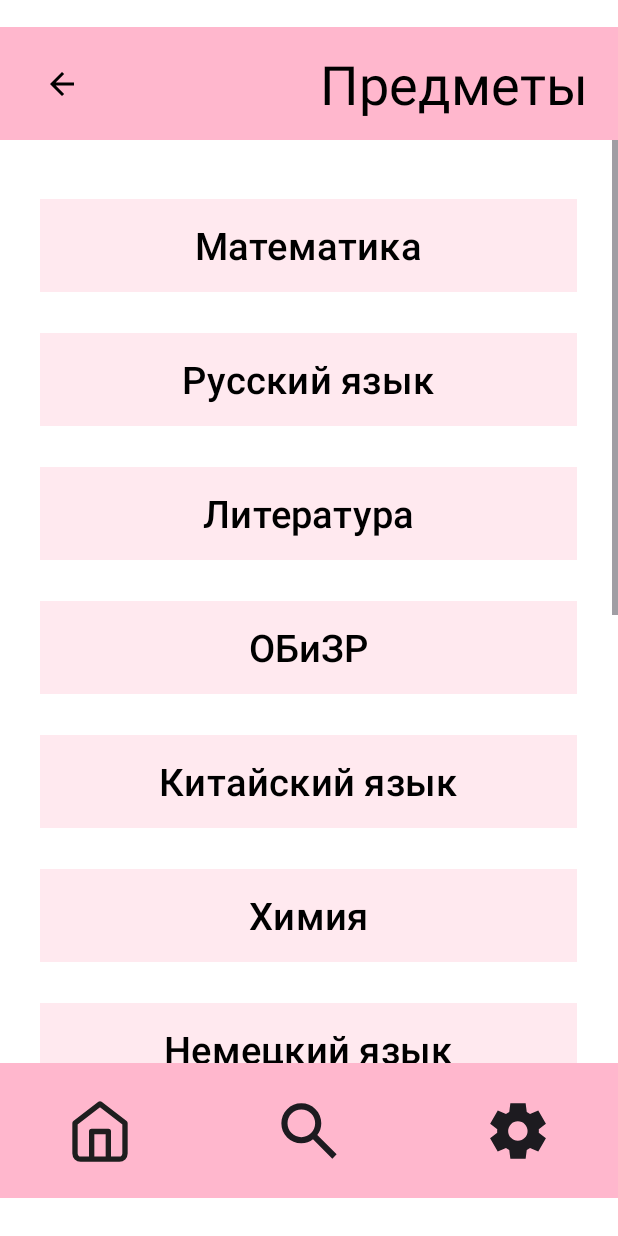
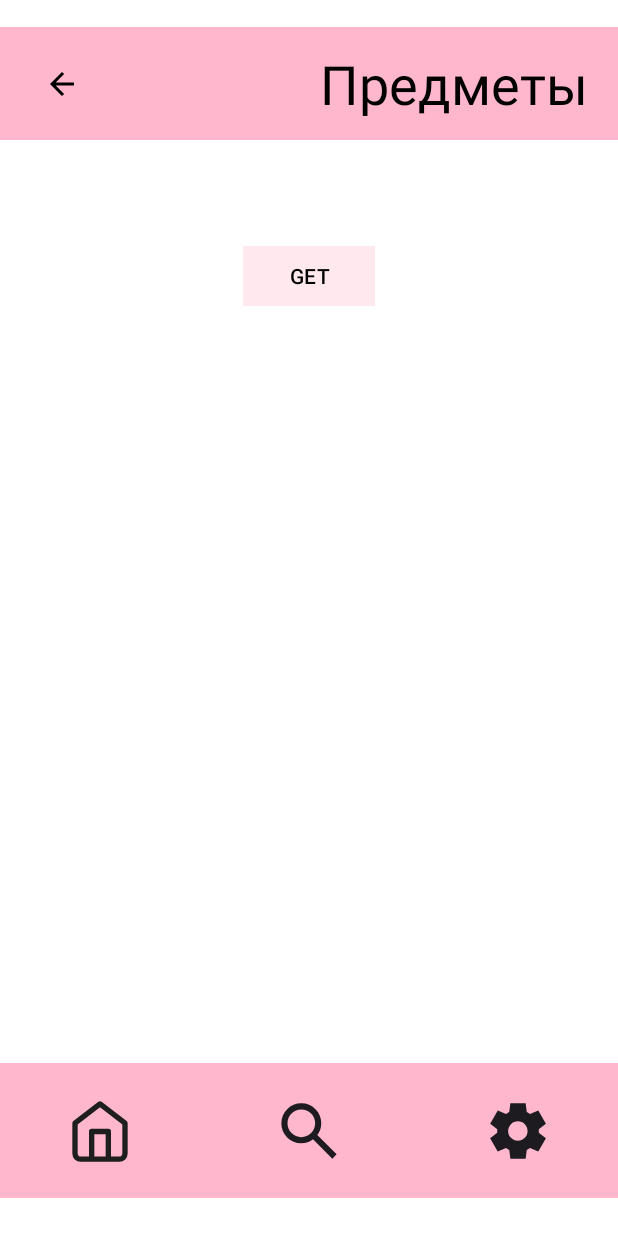
Before and after one commit to elmak2308/Teacher-s-helper, an Android app: the layout fragment_subjects.xml on its own in the app's theme, with its tools: preview values and no code run, on a phone screen of 412 x 824 dp. Run offline under Robolectric (Android 15) with nearby library versions, the light colour scheme and no system bars; network calls fail.

Commit message:
выводятся предметы, но только в одном текст вью

```diff
--- a/TeachersHelper2/app/src/main/AndroidManifest.xml
+++ b/TeachersHelper2/app/src/main/AndroidManifest.xml
@@ -11,6 +11,7 @@
         android:label="@string/app_name"
         android:roundIcon="@mipmap/ic_launcher_round"
         android:supportsRtl="true"
+        android:usesCleartextTraffic="true"
         android:theme="@style/Theme.TeachersHelper"
         tools:targetApi="31">
         <activity
--- a/TeachersHelper2/app/src/main/java/com/hfad/teachershelper/SubjectsFragment.kt
+++ b/TeachersHelper2/app/src/main/java/com/hfad/teachershelper/SubjectsFragment.kt
@@ -22,6 +22,13 @@ import retrofit2.create
 
 class SubjectsFragment : Fragment() {
 
+    private fun runOnUiThread(action: () -> Unit) {
+        this ?: return
+        if (!isAdded) return
+        activity?.runOnUiThread(action)
+
+    }
+
     override fun onCreateView(
         inflater: LayoutInflater, container: ViewGroup?,
         savedInstanceState: Bundle?): View? {
@@ -31,7 +38,7 @@ class SubjectsFragment : Fragment() {
         val homefromsubbButton = view.findViewById<ImageButton>(R.id.home_subb)
         val settfromsubbButton = view.findViewById<ImageButton>(R.id.flow_subb)
         val searchfromsubbButton = view.findViewById<ImageButton>(R.id.search_subb)
-        val mathSubjectButton = view.findViewById<Button>(R.id.math_subb)
+//        val mathSubjectButton = view.findViewById<Button>(R.id.math_subb)
 
         backsubbtohome.setOnClickListener {
             view.findNavController()
@@ -53,25 +60,18 @@ class SubjectsFragment : Fragment() {
                 .navigate(R.id.action_subjectsFragment_to_searchFragment)
         }
 
-        mathSubjectButton.setOnClickListener {
-            view.findNavController()
-                .navigate(R.id.action_subjectsFragment_to_mathSubjectsFragment)
-        }
+//        mathSubjectButton.setOnClickListener {
+//            view.findNavController()
+//                .navigate(R.id.action_subjectsFragment_to_mathSubjectsFragment)
+//        }
 
-        return view
-    }
-
-    override fun onCreate(savedInstanceState: Bundle?) {
-        super.onCreate(savedInstanceState)
-        setContentView(R.layout.fragment_subjects)
-
-        val tv = findViewById<TextView>(R.id.55) //вместо 55 должно быть айди куда показывать
-        val b = findViewById<Button>(R.id.66) //вместо 66 должно быть айди или что-нибудь
+        val tv = view.findViewById<TextView>(R.id.trix) //вместо 55 должно быть айди куда показывать
+        val b = view.findViewById<Button>(R.id.button) //вместо 66 должно быть айди или что-нибудь
         //что вызывает показ списка предметов, возможно и типо буттон нужно поменять
         //а так же наверное такое стоит наверное писать в верхнем онкреате
 
         val retrofit = Retrofit.Builder()
-            .baseUrl("https://")//тут должна быть ссылка родительская
+            .baseUrl("http://10.0.2.2:8000/")//тут должна быть ссылка родительская
             //типо ссылка постоянная, а в SubjectAPI ее изменяемая часть
             .addConverterFactory(GsonConverterFactory.create()).build()
 
@@ -79,11 +79,15 @@ class SubjectsFragment : Fragment() {
 
         b.setOnClickListener{
             CoroutineScope(Dispatchers.IO).launch {
-                val subject = subjectAPI.getSubjectById(77) // здесь можно без 77
+                val subject = subjectAPI.getSubjectById() // здесь можно без 77
                 //это типо вызов конкретного предмета, может помочь при выборе учителем предмета
                 runOnUiThread {
-                    tv.text = Subject.title
-
+                    tv.text = subject.get(1).name
+                    var temp = ""
+                    for (i in 0..subject.size -1){
+                        temp += subject.get(i).name + " "
+                    }
+                    tv.text = temp
                 }
 
             }
@@ -91,7 +95,40 @@ class SubjectsFragment : Fragment() {
 
         }
 
-
+        return view
     }
 
+//    override fun onCreate(savedInstanceState: Bundle?) {
+//        super.onCreate(savedInstanceState)
+//        setContentView(R.layout.fragment_subjects)
+//
+//        val tv = findViewById<TextView>(R.id.55) //вместо 55 должно быть айди куда показывать
+//        val b = findViewById<Button>(R.id.66) //вместо 66 должно быть айди или что-нибудь
+//        //что вызывает показ списка предметов, возможно и типо буттон нужно поменять
+//        //а так же наверное такое стоит наверное писать в верхнем онкреате
+//
+//        val retrofit = Retrofit.Builder()
+//            .baseUrl("https://")//тут должна быть ссылка родительская
+//            //типо ссылка постоянная, а в SubjectAPI ее изменяемая часть
+//            .addConverterFactory(GsonConverterFactory.create()).build()
+//
+//        val subjectAPI = retrofit.create(SubjectAPI::class.java)
+//
+//        b.setOnClickListener{
+//            CoroutineScope(Dispatchers.IO).launch {
+//                val subject = subjectAPI.getSubjectById(77) // здесь можно без 77
+//                //это типо вызов конкретного предмета, может помочь при выборе учителем предмета
+//                runOnUiThread {
+//                    tv.text = Subject.title
+//
+//                }
+//
+//            }
+//
+//
+//        }
+
+
+//    }
+
 }
--- a/TeachersHelper2/app/src/main/java/com/hfad/teachershelper/retrofit/Subject.kt
+++ b/TeachersHelper2/app/src/main/java/com/hfad/teachershelper/retrofit/Subject.kt
@@ -2,6 +2,6 @@ package com.hfad.teachershelper.retrofit
 
 data class Subject (
     val id: Int,
-    val title: String
+    val name: String
     // сюда лобавить параметры если нужно
 )
--- a/TeachersHelper2/app/src/main/java/com/hfad/teachershelper/retrofit/SubjectAPI.kt
+++ b/TeachersHelper2/app/src/main/java/com/hfad/teachershelper/retrofit/SubjectAPI.kt
@@ -4,8 +4,9 @@ import retrofit2.http.GET
 import retrofit2.http.Path
 
 interface SubjectAPI {
-    @GET("subjects/{id}")
+    @GET("subjects/")
 //короче тут должна быть ссылка на предмет
     //типо как понять какой предмет каким по счету
-    suspend fun getSubjectById(@Path("id") id: Int): Subject
+    suspend fun getSubjectById(): List<Subject>
+    //@Path("id") id: Int
 }
--- a/TeachersHelper2/app/src/main/res/layout/fragment_subjects.xml
+++ b/TeachersHelper2/app/src/main/res/layout/fragment_subjects.xml
@@ -111,192 +111,217 @@
 
     </androidx.appcompat.widget.Toolbar>
 
-<!--    <androidx.recyclerview.widget.RecyclerView-->
-<!--        android:id="@+id/recyclerView"-->
-<!--        android:layout_width="409dp"-->
-<!--        android:layout_height="521dp"-->
-<!--        app:layout_constraintBottom_toTopOf="@+id/nav_view_subb"-->
-<!--        app:layout_constraintEnd_toEndOf="parent"-->
-<!--        app:layout_constraintHorizontal_bias="0.0"-->
-<!--        app:layout_constraintStart_toStartOf="parent"-->
-<!--        app:layout_constraintTop_toBottomOf="@+id/toolbar_subb" />-->
-
-        <ScrollView
-        android:id="@+id/scrollView2"
-        android:layout_width="match_parent"
-        android:layout_height="0dp"
-        android:maxWidth="1dp"
+    <ScrollView
+        android:layout_width="409dp"
+        android:layout_height="521dp"
         app:layout_constraintBottom_toTopOf="@+id/nav_view_subb"
         app:layout_constraintEnd_toEndOf="parent"
         app:layout_constraintStart_toStartOf="parent"
-        app:layout_constraintTop_toBottomOf="@+id/toolbar_subb"
-        tools:ignore="MissingConstraints"
-        tools:visibility="visible">
+        app:layout_constraintTop_toBottomOf="@+id/toolbar_subb">
 
         <LinearLayout
             android:layout_width="match_parent"
             android:layout_height="wrap_content"
-            android:orientation="vertical">
+            android:orientation="vertical" >
+
+            <TextView
+                android:layout_width="wrap_content"
+                android:layout_height="wrap_content"
+                android:layout_gravity="center"
+                android:textColor="@color/black"
+                app:backgroundTint="#FFE9EF"
+                app:cornerRadius="0dp"
+                android:id="@+id/trix"/>
 
             <Button
-                android:id="@+id/math_subb"
-                android:layout_width="358dp"
-                android:layout_height="70dp"
-                android:layout_gravity="center_horizontal"
-                android:layout_marginTop="35dp"
-                android:text="@string/name_math"
-                android:textColor="@color/black"
-                android:textSize="25sp"
+                android:layout_width="wrap_content"
+                android:layout_height="wrap_content"
+                android:layout_gravity="center"
                 app:backgroundTint="#FFE9EF"
-                app:cornerRadius="0dp" />
+                app:cornerRadius="0dp"
+                android:id="@+id/button"
+                android:text="GET"
+                android:textColor="@color/black"/>
+            </LinearLayout>
+        </ScrollView>
 
-            <Button
-                android:id="@+id/rus_subb"
-                android:layout_width="358dp"
-                android:layout_height="70dp"
-                android:layout_gravity="center_horizontal"
-                android:layout_marginTop="19dp"
-                android:text="@string/name_rus"
-                android:textColor="@color/black"
-                android:textSize="25sp"
-                app:backgroundTint="#FFE9EF"
-                app:cornerRadius="0dp" />
 
-            <Button
-                android:id="@+id/lit_subb"
-                android:layout_width="358dp"
-                android:layout_height="70dp"
-                android:layout_gravity="center_horizontal"
-                android:layout_marginTop="19dp"
-                android:text="@string/name_lit"
-                android:textColor="@color/black"
-                android:textSize="25sp"
-                app:backgroundTint="#FFE9EF"
-                app:cornerRadius="0dp" />
+        <!--        <ScrollView-->
+<!--        android:id="@+id/scrollView2"-->
+<!--        android:layout_width="match_parent"-->
+<!--        android:layout_height="0dp"-->
+<!--        android:maxWidth="1dp"-->
+<!--        app:layout_constraintBottom_toTopOf="@+id/nav_view_subb"-->
+<!--        app:layout_constraintEnd_toEndOf="parent"-->
+<!--        app:layout_constraintStart_toStartOf="parent"-->
+<!--        app:layout_constraintTop_toBottomOf="@+id/toolbar_subb"-->
+<!--        tools:ignore="MissingConstraints"-->
+<!--        tools:visibility="visible">-->
 
-            <Button
-                android:id="@+id/obzr_subb"
-                android:layout_width="358dp"
-                android:layout_height="70dp"
-                android:layout_gravity="center_horizontal"
-                android:layout_marginTop="19dp"
-                android:text="@string/name_obzr"
-                android:textColor="@color/black"
-                android:textSize="25sp"
-                app:backgroundTint="#FFE9EF"
-                app:cornerRadius="0dp" />
+<!--        <LinearLayout-->
+<!--            android:layout_width="match_parent"-->
+<!--            android:layout_height="wrap_content"-->
+<!--            android:orientation="vertical">-->
 
-            <Button
-                android:id="@+id/kit_subb"
-                android:layout_width="358dp"
-                android:layout_height="70dp"
-                android:layout_gravity="center_horizontal"
-                android:layout_marginTop="19dp"
-                android:text="@string/name_kit"
-                android:textColor="@color/black"
-                android:textSize="25sp"
-                app:backgroundTint="#FFE9EF"
-                app:cornerRadius="0dp" />
+<!--            <Button-->
+<!--                android:id="@+id/math_subb"-->
+<!--                android:layout_width="358dp"-->
+<!--                android:layout_height="70dp"-->
+<!--                android:layout_gravity="center_horizontal"-->
+<!--                android:layout_marginTop="35dp"-->
+<!--                android:text="@string/name_math"-->
+<!--                android:textColor="@color/black"-->
+<!--                android:textSize="25sp"-->
+<!--                app:backgroundTint="#FFE9EF"-->
+<!--                app:cornerRadius="0dp" />-->
 
-            <Button
-                android:id="@+id/chemestry_subb"
-                android:layout_width="358dp"
-                android:layout_height="70dp"
-                android:layout_gravity="center_horizontal"
-                android:layout_marginTop="19dp"
-                android:text="@string/name_chemistry"
-                android:textColor="@color/black"
-                android:textSize="25sp"
-                app:backgroundTint="#FFE9EF"
-                app:cornerRadius="0dp" />
+<!--            <Button-->
+<!--                android:id="@+id/rus_subb"-->
+<!--                android:layout_width="358dp"-->
+<!--                android:layout_height="70dp"-->
+<!--                android:layout_gravity="center_horizontal"-->
+<!--                android:layout_marginTop="19dp"-->
+<!--                android:text="@string/name_rus"-->
+<!--                android:textColor="@color/black"-->
+<!--                android:textSize="25sp"-->
+<!--                app:backgroundTint="#FFE9EF"-->
+<!--                app:cornerRadius="0dp" />-->
 
-            <Button
-                android:id="@+id/nem_subb"
-                android:layout_width="358dp"
-                android:layout_height="70dp"
-                android:layout_gravity="center_horizontal"
-                android:layout_marginTop="19dp"
-                android:text="@string/name_nem"
-                android:textColor="@color/black"
-                android:textSize="25sp"
-                app:backgroundTint="#FFE9EF"
-                app:cornerRadius="0dp" />
+<!--            <Button-->
+<!--                android:id="@+id/lit_subb"-->
+<!--                android:layout_width="358dp"-->
+<!--                android:layout_height="70dp"-->
+<!--                android:layout_gravity="center_horizontal"-->
+<!--                android:layout_marginTop="19dp"-->
+<!--                android:text="@string/name_lit"-->
+<!--                android:textColor="@color/black"-->
+<!--                android:textSize="25sp"-->
+<!--                app:backgroundTint="#FFE9EF"-->
+<!--                app:cornerRadius="0dp" />-->
 
-            <Button
-                android:id="@+id/geo_subb"
-                android:layout_width="358dp"
-                android:layout_height="70dp"
-                android:layout_gravity="center_horizontal"
-                android:layout_marginTop="19dp"
-                android:text="@string/name_geo"
-                android:textColor="@color/black"
-                android:textSize="25sp"
-                app:backgroundTint="#FFE9EF"
-                app:cornerRadius="0dp" />
+<!--            <Button-->
+<!--                android:id="@+id/obzr_subb"-->
+<!--                android:layout_width="358dp"-->
+<!--                android:layout_height="70dp"-->
+<!--                android:layout_gravity="center_horizontal"-->
+<!--                android:layout_marginTop="19dp"-->
+<!--                android:text="@string/name_obzr"-->
+<!--                android:textColor="@color/black"-->
+<!--                android:textSize="25sp"-->
+<!--                app:backgroundTint="#FFE9EF"-->
+<!--                app:cornerRadius="0dp" />-->
 
-            <Button
-                android:id="@+id/info_subb"
-                android:layout_width="358dp"
-                android:layout_height="70dp"
-                android:layout_gravity="center_horizontal"
-                android:layout_marginTop="19dp"
-                android:text="@string/name_infor"
-                android:textColor="@color/black"
-                android:textSize="25sp"
-                app:backgroundTint="#FFE9EF"
-                app:cornerRadius="0dp" />
+<!--            <Button-->
+<!--                android:id="@+id/kit_subb"-->
+<!--                android:layout_width="358dp"-->
+<!--                android:layout_height="70dp"-->
+<!--                android:layout_gravity="center_horizontal"-->
+<!--                android:layout_marginTop="19dp"-->
+<!--                android:text="@string/name_kit"-->
+<!--                android:textColor="@color/black"-->
+<!--                android:textSize="25sp"-->
+<!--                app:backgroundTint="#FFE9EF"-->
+<!--                app:cornerRadius="0dp" />-->
 
-            <Button
-                android:id="@+id/bio_subb"
-                android:layout_width="358dp"
-                android:layout_height="70dp"
-                android:layout_gravity="center_horizontal"
-                android:layout_marginTop="19dp"
-                android:text="@string/name_bio"
-                android:textColor="@color/black"
-                android:textSize="25sp"
-                app:backgroundTint="#FFE9EF"
-                app:cornerRadius="0dp" />
+<!--            <Button-->
+<!--                android:id="@+id/chemestry_subb"-->
+<!--                android:layout_width="358dp"-->
+<!--                android:layout_height="70dp"-->
+<!--                android:layout_gravity="center_horizontal"-->
+<!--                android:layout_marginTop="19dp"-->
+<!--                android:text="@string/name_chemistry"-->
+<!--                android:textColor="@color/black"-->
+<!--                android:textSize="25sp"-->
+<!--                app:backgroundTint="#FFE9EF"-->
+<!--                app:cornerRadius="0dp" />-->
 
-            <Button
-                android:id="@+id/fis_subb"
-                android:layout_width="358dp"
-                android:layout_height="70dp"
-                android:layout_gravity="center_horizontal"
-                android:layout_marginTop="19dp"
-                android:text="@string/name_fisika"
-                android:textColor="@color/black"
-                android:textSize="25sp"
-                app:backgroundTint="#FFE9EF"
-                app:cornerRadius="0dp" />
+<!--            <Button-->
+<!--                android:id="@+id/nem_subb"-->
+<!--                android:layout_width="358dp"-->
+<!--                android:layout_height="70dp"-->
+<!--                android:layout_gravity="center_horizontal"-->
+<!--                android:layout_marginTop="19dp"-->
+<!--                android:text="@string/name_nem"-->
+<!--                android:textColor="@color/black"-->
+<!--                android:textSize="25sp"-->
+<!--                app:backgroundTint="#FFE9EF"-->
+<!--                app:cornerRadius="0dp" />-->
 
-            <Button
-                android:id="@+id/history_subb"
-                android:layout_width="358dp"
-                android:layout_height="70dp"
-                android:layout_gravity="center_horizontal"
-                android:layout_marginTop="19dp"
-                android:text="@string/name_history"
-                android:textColor="@color/black"
-                android:textSize="25sp"
-                app:backgroundTint="#FFE9EF"
-                app:cornerRadius="0dp" />
+<!--            <Button-->
+<!--                android:id="@+id/geo_subb"-->
+<!--                android:layout_width="358dp"-->
+<!--                android:layout_height="70dp"-->
+<!--                android:layout_gravity="center_horizontal"-->
+<!--                android:layout_marginTop="19dp"-->
+<!--                android:text="@string/name_geo"-->
+<!--                android:textColor="@color/black"-->
+<!--                android:textSize="25sp"-->
+<!--                app:backgroundTint="#FFE9EF"-->
+<!--                app:cornerRadius="0dp" />-->
 
-            <Button
-                android:id="@+id/obshec_subb"
-                android:layout_width="358dp"
-                android:layout_height="70dp"
-                android:layout_gravity="center_horizontal"
-                android:layout_marginTop="19dp"
-                android:layout_marginBottom="19dp"
-                android:text="@string/name_obsh"
-                android:textColor="@color/black"
-                android:textSize="25sp"
-                app:backgroundTint="#FFE9EF"
-                app:cornerRadius="0dp" />
+<!--            <Button-->
+<!--                android:id="@+id/info_subb"-->
+<!--                android:layout_width="358dp"-->
+<!--                android:layout_height="70dp"-->
+<!--                android:layout_gravity="center_horizontal"-->
+<!--                android:layout_marginTop="19dp"-->
+<!--                android:text="@string/name_infor"-->
+<!--                android:textColor="@color/black"-->
+<!--                android:textSize="25sp"-->
+<!--                app:backgroundTint="#FFE9EF"-->
+<!--                app:cornerRadius="0dp" />-->
 
-        </LinearLayout>
-    </ScrollView>
+<!--            <Button-->
+<!--                android:id="@+id/bio_subb"-->
+<!--                android:layout_width="358dp"-->
+<!--                android:layout_height="70dp"-->
+<!--                android:layout_gravity="center_horizontal"-->
+<!--                android:layout_marginTop="19dp"-->
+<!--                android:text="@string/name_bio"-->
+<!--                android:textColor="@color/black"-->
+<!--                android:textSize="25sp"-->
+<!--                app:backgroundTint="#FFE9EF"-->
+<!--                app:cornerRadius="0dp" />-->
+
+<!--            <Button-->
+<!--                android:id="@+id/fis_subb"-->
+<!--                android:layout_width="358dp"-->
+<!--                android:layout_height="70dp"-->
+<!--                android:layout_gravity="center_horizontal"-->
+<!--                android:layout_marginTop="19dp"-->
+<!--                android:text="@string/name_fisika"-->
+<!--                android:textColor="@color/black"-->
+<!--                android:textSize="25sp"-->
+<!--                app:backgroundTint="#FFE9EF"-->
+<!--                app:cornerRadius="0dp" />-->
+
+<!--            <Button-->
+<!--                android:id="@+id/history_subb"-->
+<!--                android:layout_width="358dp"-->
+<!--                android:layout_height="70dp"-->
+<!--                android:layout_gravity="center_horizontal"-->
+<!--                android:layout_marginTop="19dp"-->
+<!--                android:text="@string/name_history"-->
+<!--                android:textColor="@color/black"-->
+<!--                android:textSize="25sp"-->
+<!--                app:backgroundTint="#FFE9EF"-->
+<!--                app:cornerRadius="0dp" />-->
+
+<!--            <Button-->
+<!--                android:id="@+id/obshec_subb"-->
+<!--                android:layout_width="358dp"-->
+<!--                android:layout_height="70dp"-->
+<!--                android:layout_gravity="center_horizontal"-->
+<!--                android:layout_marginTop="19dp"-->
+<!--                android:layout_marginBottom="19dp"-->
+<!--                android:text="@string/name_obsh"-->
+<!--                android:textColor="@color/black"-->
+<!--                android:textSize="25sp"-->
+<!--                app:backgroundTint="#FFE9EF"-->
+<!--                app:cornerRadius="0dp" />-->
+
+<!--        </LinearLayout>-->
+<!--    </ScrollView>-->
 
 
 
```
